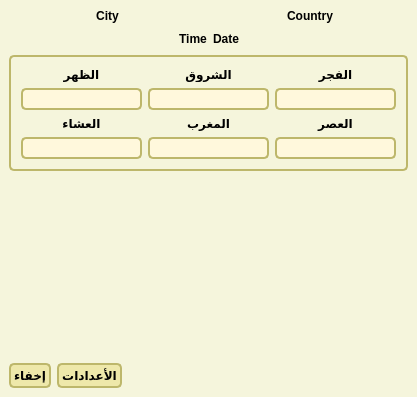
The window that MainWindow.ui (a-atalla/azan) describes before a commit, drawn with Qt 5.
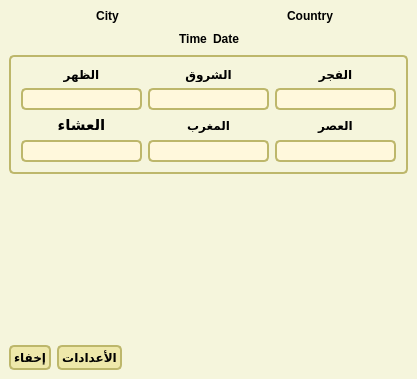
The same window after the commit. Icons and pictures are not drawn.

```diff
--- a/MainWindow.ui
+++ b/MainWindow.ui
@@ -7,7 +7,7 @@
     <x>0</x>
     <y>0</y>
     <width>417</width>
-    <height>397</height>
+    <height>379</height>
    </rect>
   </property>
   <property name="font">
@@ -216,6 +216,11 @@
     </item>
     <item>
      <widget class="QFrame" name="frame">
+      <property name="font">
+       <font>
+        <family>KacstQurn</family>
+       </font>
+      </property>
       <property name="layoutDirection">
        <enum>Qt::RightToLeft</enum>
       </property>
@@ -282,6 +287,13 @@
        </item>
        <item row="2" column="0">
         <widget class="QLabel" name="lblAsr">
+         <property name="font">
+          <font>
+           <weight>75</weight>
+           <italic>false</italic>
+           <bold>true</bold>
+          </font>
+         </property>
          <property name="text">
           <string>العصر</string>
          </property>
@@ -292,6 +304,13 @@
        </item>
        <item row="2" column="1">
         <widget class="QLabel" name="lblMaghrib">
+         <property name="font">
+          <font>
+           <weight>75</weight>
+           <italic>false</italic>
+           <bold>true</bold>
+          </font>
+         </property>
          <property name="text">
           <string>المغرب</string>
          </property>
@@ -302,6 +321,15 @@
        </item>
        <item row="2" column="2">
         <widget class="QLabel" name="lblIsha">
+         <property name="font">
+          <font>
+           <family>KacstQurn</family>
+           <pointsize>11</pointsize>
+           <weight>50</weight>
+           <italic>false</italic>
+           <bold>false</bold>
+          </font>
+         </property>
          <property name="styleSheet">
           <string notr="true">font: 11pt &quot;KacstQurn&quot;;</string>
          </property>
@@ -366,6 +394,13 @@
      <layout class="QHBoxLayout" name="horizontalLayout_2">
       <item>
        <widget class="QPushButton" name="btnHide">
+        <property name="font">
+         <font>
+          <weight>75</weight>
+          <italic>false</italic>
+          <bold>true</bold>
+         </font>
+        </property>
         <property name="text">
          <string>إخفاء</string>
         </property>
@@ -373,6 +408,13 @@
       </item>
       <item>
        <widget class="QPushButton" name="btnSettings">
+        <property name="font">
+         <font>
+          <weight>75</weight>
+          <italic>false</italic>
+          <bold>true</bold>
+         </font>
+        </property>
         <property name="text">
          <string>الأعدادات</string>
         </property>
```
Left out of the diff: 25 changed lines with no effect on the pictures.
